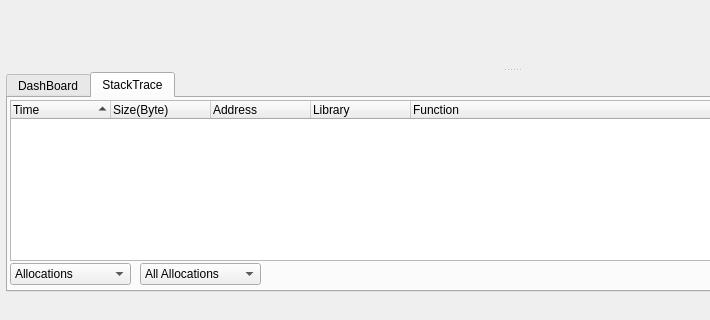
The window that mainwindow.ui (Tencent/loli_profiler) describes before a commit, drawn with Qt 5; both pictures show x 0 to 710 and y 320 to 640 of the 1024 by 640 pixel window.
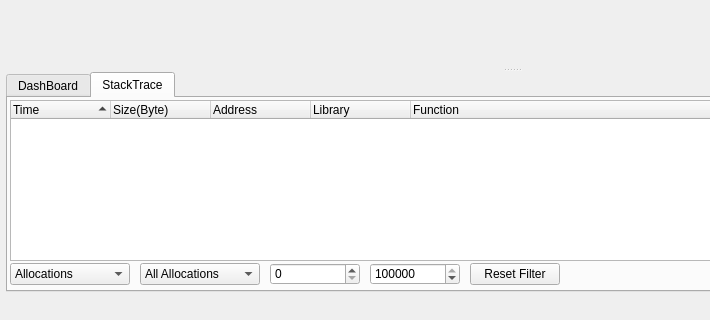
The same window after the commit. The open tabs and pages were chosen to show the change. Icons and pictures are not drawn.

Commit message: filter result by time duration

```diff
--- a/mainwindow.ui
+++ b/mainwindow.ui
@@ -403,7 +403,7 @@
                   <rect>
                    <x>130</x>
                    <y>0</y>
-                   <width>121</width>
+                   <width>120</width>
                    <height>22</height>
                   </rect>
                  </property>
@@ -433,7 +433,7 @@
                   <rect>
                    <x>0</x>
                    <y>0</y>
-                   <width>121</width>
+                   <width>120</width>
                    <height>22</height>
                   </rect>
                  </property>
@@ -448,6 +448,54 @@
                   </property>
                  </item>
                 </widget>
+                <widget class="QSpinBox" name="minXspinBox">
+                 <property name="geometry">
+                  <rect>
+                   <x>260</x>
+                   <y>0</y>
+                   <width>90</width>
+                   <height>22</height>
+                  </rect>
+                 </property>
+                 <property name="toolTip">
+                  <string>Chart Filter Min</string>
+                 </property>
+                 <property name="maximum">
+                  <number>999999999</number>
+                 </property>
+                </widget>
+                <widget class="QSpinBox" name="maxXspinBox">
+                 <property name="geometry">
+                  <rect>
+                   <x>360</x>
+                   <y>0</y>
+                   <width>90</width>
+                   <height>22</height>
+                  </rect>
+                 </property>
+                 <property name="toolTip">
+                  <string>Chart Filter Max</string>
+                 </property>
+                 <property name="maximum">
+                  <number>999999999</number>
+                 </property>
+                 <property name="value">
+                  <number>999999999</number>
+                 </property>
+                </widget>
+                <widget class="QPushButton" name="resetFilterPushButton">
+                 <property name="geometry">
+                  <rect>
+                   <x>460</x>
+                   <y>0</y>
+                   <width>90</width>
+                   <height>22</height>
+                  </rect>
+                 </property>
+                 <property name="text">
+                  <string>Reset Filter</string>
+                 </property>
+                </widget>
                </widget>
               </item>
              </layout>
```
The commit also changes 4 other files.
